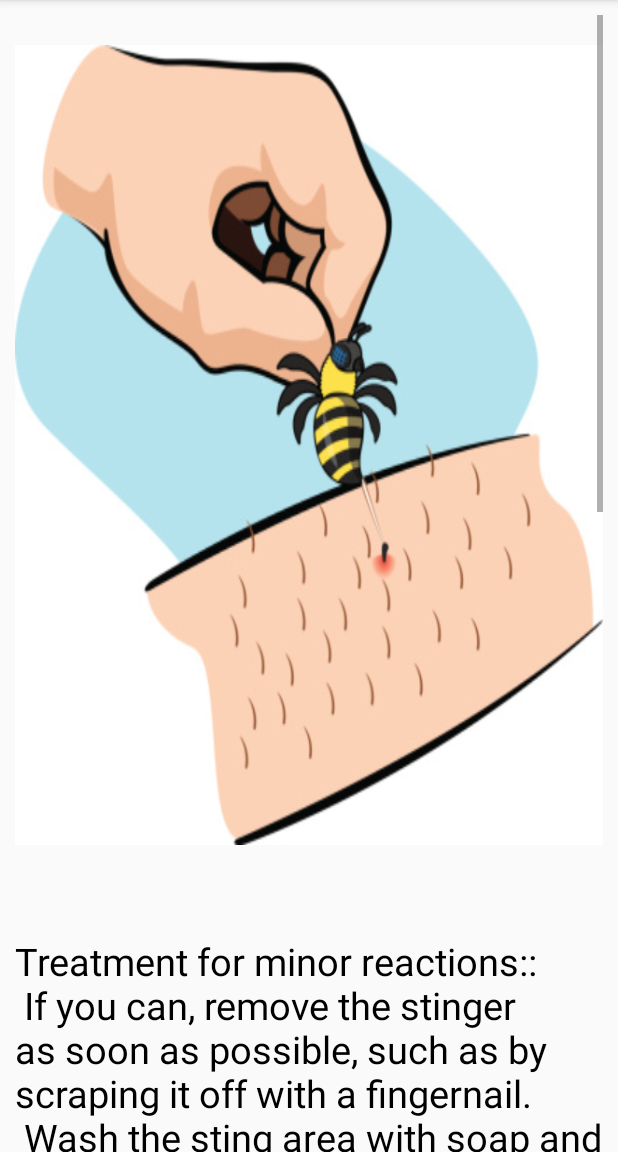
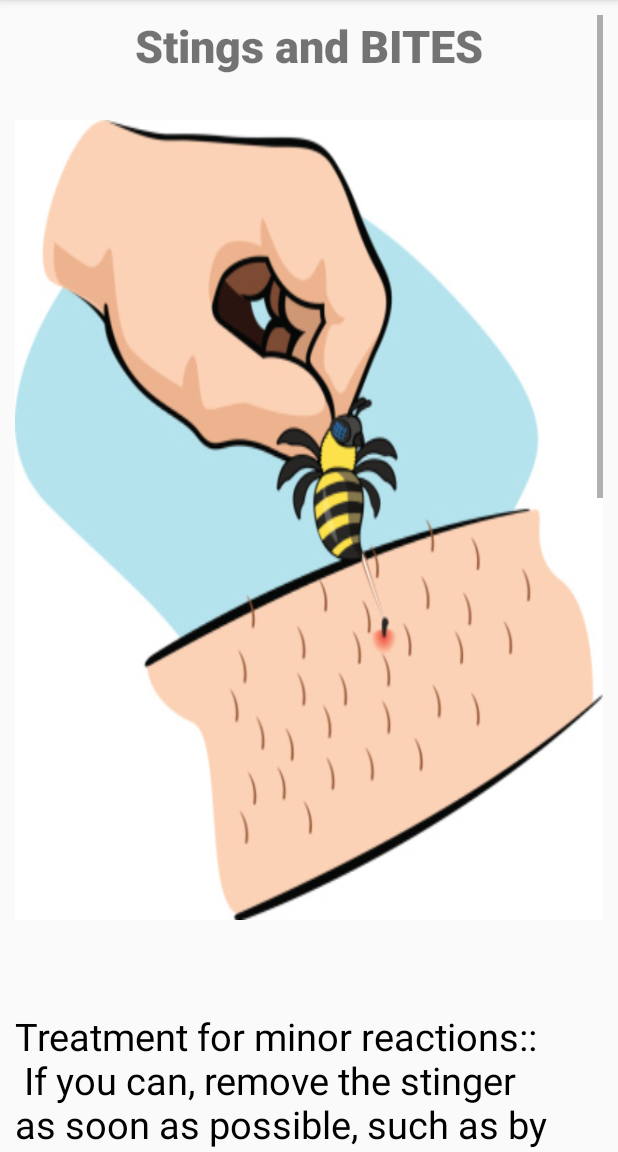
Before and after one commit to Azmary-mahi/First-Aid, an Android app: the bites screen opened directly, with no data from a screen before it, on a phone screen of 412 x 824 dp, the part 84-1236 px from its top. Run offline under Robolectric (Android 15) with nearby library versions, the phone set to English and light mode, and no system bars.

Commit message:
commit 19

```diff
--- a/app/src/main/res/layout/activity_bites.xml
+++ b/app/src/main/res/layout/activity_bites.xml
@@ -14,14 +14,23 @@
         >
 
         <LinearLayout
-            android:layout_width="wrap_content"
+            android:layout_width="match_parent"
             android:layout_height="wrap_content"
             android:orientation="vertical">
+            <TextView
+                android:layout_width="match_parent"
+                android:layout_height="40dp"
+                android:text="Stings and BITES"
+                android:textSize="30dp"
+                android:textAlignment="center"
+                android:gravity="center_horizontal"
+                android:fontFamily="sans-serif-black"
+                />
             <ImageView
                 android:layout_width="match_parent"
                 android:layout_height="800px"
                 android:background="@drawable/bites2"
-                android:layout_marginTop="20dp"/>
+                android:layout_marginTop="30dp"/>
 
             <TextView
                 android:layout_width="match_parent"
```
Also changed, not shown: app/src/main/res/drawable-v24/nosebleed.jpeg (deleted).
